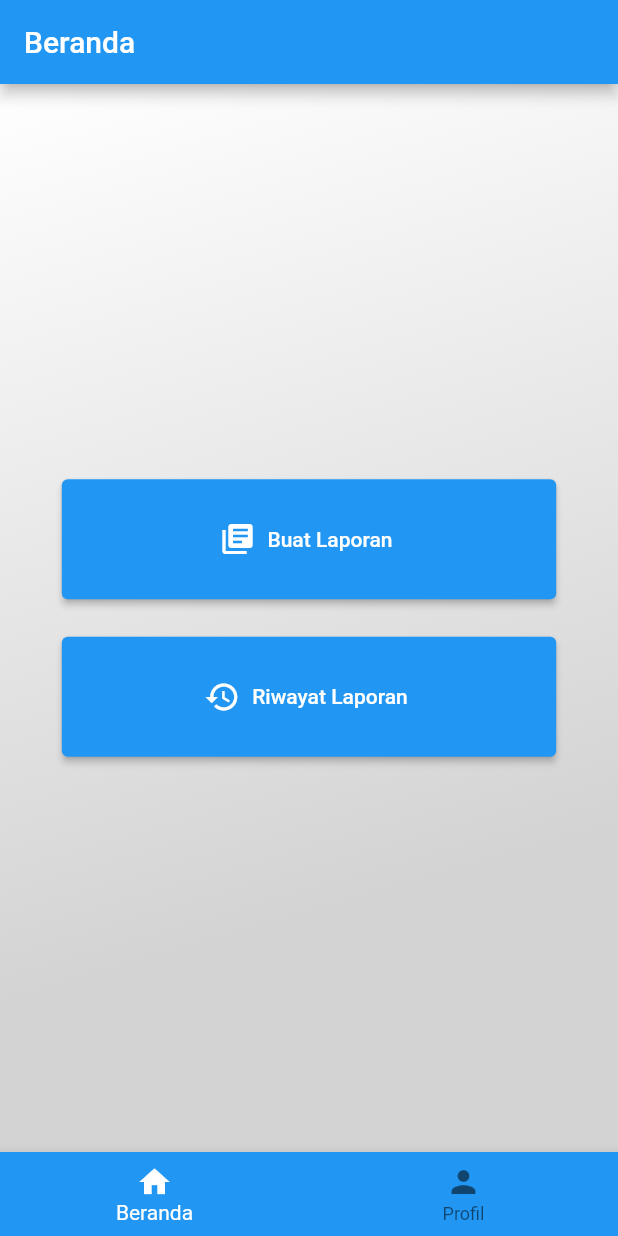
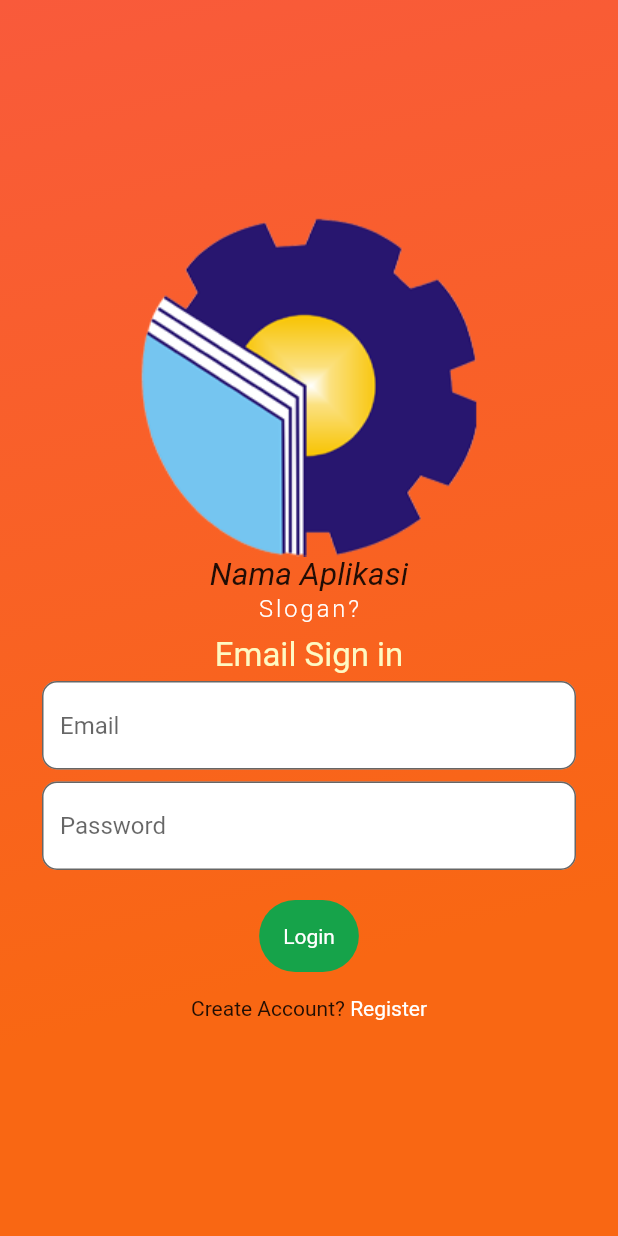
Before and after one commit to AzMy27/frontend-test, a Flutter app: the screen it shows after launch, on a phone screen of 412 x 824 dp. Run offline on Flutter 3.47's test engine with Material 3 defaults, Android fonts, the phone set to English and light mode, and no system bars; drawn by our look-alikes of velocity_x; our stand-ins replace flutter_image_compress, image_picker.

Commit message:
halaman login dan regist

```diff
--- /dev/null
+++ b/lib/auth/app_logo.dart
@@ -0,0 +1,16 @@
+import 'package:flutter/material.dart';
+import 'package:velocity_x/velocity_x.dart';
+
+class CommonLogo extends StatelessWidget {
+  @override
+  Widget build(BuildContext context) {
+    return Column(
+      mainAxisAlignment: MainAxisAlignment.center,
+      children: <Widget>[
+        Image.asset('images/polbeng.png'),
+        "Nama Aplikasi".text.xl2.italic.make(),
+        "Slogan?".text.light.white.wider.lg.make(),
+      ],
+    );
+  }
+}
--- /dev/null
+++ b/lib/auth/login_page.dart
@@ -0,0 +1,94 @@
+import 'package:android_fe/auth/app_logo.dart';
+import 'package:android_fe/auth/regist_page.dart';
+import 'package:android_fe/routers.dart';
+import 'package:flutter/material.dart';
+import 'package:velocity_x/velocity_x.dart';
+
+class LoginPage extends StatefulWidget {
+  const LoginPage({super.key});
+
+  @override
+  State<LoginPage> createState() => _LoginPageState();
+}
+
+class _LoginPageState extends State<LoginPage> {
+  final TextEditingController emailController = TextEditingController();
+  final TextEditingController passwordController = TextEditingController();
+  bool _isNotValidate = false;
+
+  @override
+  Widget build(BuildContext context) {
+    return SafeArea(
+      child: Scaffold(
+        body: Container(
+          width: MediaQuery.of(context).size.width,
+          height: MediaQuery.of(context).size.height,
+          decoration: BoxDecoration(
+            gradient: LinearGradient(
+                colors: [
+                  const Color(0XFFF95A3B),
+                  const Color(0XFFF96713),
+                ],
+                begin: FractionalOffset.topLeft,
+                end: FractionalOffset.bottomCenter,
+                stops: [0.0, 0.8],
+                tileMode: TileMode.mirror),
+          ),
+          child: Center(
+            child: SingleChildScrollView(
+              child: Column(
+                mainAxisAlignment: MainAxisAlignment.center,
+                children: <Widget>[
+                  CommonLogo(),
+                  HeightBox(10.0),
+                  "Email Sign in".text.size(22).yellow100.make(),
+                  TextField(
+                    controller: emailController,
+                    keyboardType: TextInputType.text,
+                    decoration: InputDecoration(
+                        filled: true,
+                        fillColor: Colors.white,
+                        hintText: "Email",
+                        errorStyle: TextStyle(color: Colors.white),
+                        errorText: _isNotValidate ? "Masukkan Email" : null,
+                        border: OutlineInputBorder(borderRadius: BorderRadius.all(Radius.circular(10.0)))),
+                  ).p4().px24(),
+                  TextField(
+                    controller: passwordController,
+                    keyboardType: TextInputType.text,
+                    decoration: InputDecoration(
+                        filled: true,
+                        fillColor: Colors.white,
+                        hintText: "Password",
+                        errorStyle: TextStyle(color: Colors.white),
+                        errorText: _isNotValidate ? " Masukkan Password" : null,
+                        border: OutlineInputBorder(borderRadius: BorderRadius.all(Radius.circular(10.0)))),
+                  ).p4().px24(),
+                  HStack([
+                    GestureDetector(
+                      onTap: () {
+                        Navigator.pushReplacement(
+                          context,
+                          MaterialPageRoute(builder: (context) => RoutersPage()),
+                        );
+                      },
+                      child:
+                          VxBox(child: "Login".text.white.makeCentered().p16()).green600.roundedLg.make().px16().py16(),
+                    ),
+                  ]),
+                  GestureDetector(
+                    onTap: () => {
+                      print('Register'),
+                      Navigator.push(context, MaterialPageRoute(builder: (context) => RegistPage())),
+                    },
+                    child: HStack(["Create Account?".text.make(), " Register".text.white.make()]).centered(),
+                  ),
+                ],
+              ),
+            ),
+          ),
+        ),
+      ),
+    );
+  }
+}
--- a/lib/main.dart
+++ b/lib/main.dart
@@ -1,3 +1,4 @@
+import 'package:android_fe/auth/login_page.dart';
 import 'package:android_fe/routers.dart';
 import 'package:flutter/material.dart';
 
@@ -25,7 +26,8 @@ class MyApp extends StatelessWidget {
         useMaterial3: false,
       ),
       // home: const ReportPage(),
-      home: const RoutersPage(),
+      // home: const RoutersPage(),
+      home: const LoginPage(),
     );
   }
 }
--- a/pubspec.yaml
+++ b/pubspec.yaml
@@ -38,6 +38,7 @@ dependencies:
   velocity_x: ^4.2.1
   image_picker: ^1.1.2
   get: ^4.6.6
+  flutter_image_compress: ^2.3.0
 
 dev_dependencies:
   flutter_test:
@@ -61,8 +62,8 @@ flutter:
   uses-material-design: true
 
   # To add assets to your application, add an assets section, like this:
-  # assets:
-  #   - images/a_dot_burr.jpeg
+  assets:
+    - images/polbeng.png
   #   - images/a_dot_ham.jpeg
 
   # An image asset can refer to one or more resolution-specific "variants", see
```
Also changed, not shown: lib/auth/regist_page.dart (added, +98 -0 lines), lib/screen/report_page.dart (+35 -7 lines), images/polbeng.png (added).
